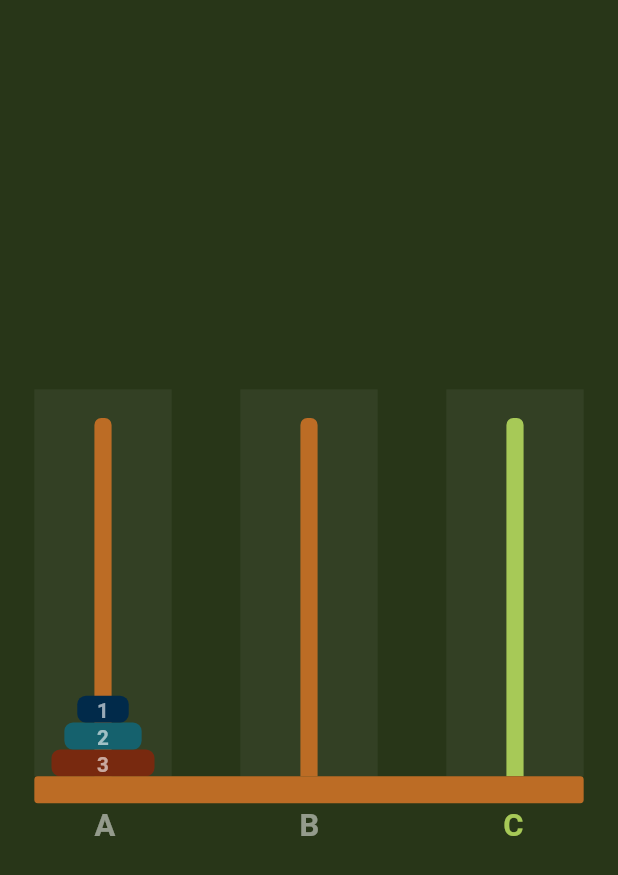
After one commit to Mukul-SB/brain-train-alpha, a Flutter app: the TowerOfHanoi screen opened directly, on a phone screen of 412 x 824 dp. The commit adds this screen. Shown: the top 875 px of the screen. Run offline on Flutter 3.47's test engine with Material 3 defaults, Android fonts, the phone set to English and light mode, and no system bars; our stand-ins replace cached_network_image, chewie, connectivity_plus, country_code_picker, device_info_plus, dio and 13 more; missing offline and left inert: cropperx, google_places_autocomplete_text_field, mobile_device_identifier, open_store, syncfusion_flutter_pdfviewer; accounts and stored records are empty; Roboto replaces fonts that are missing (Poppins).

Commit message:
basic UI and in progress Logic for tower of hanoi game

```diff
--- a/lib/core/constants/color_const.dart
+++ b/lib/core/constants/color_const.dart
@@ -6,6 +6,15 @@ class ColorConst {
 
   static const Color primaryColor = Color(0xff8C74FB);
   static const Color primaryLightColor = Color(0xffAF9EFD);
+  static const Color woodColor = Color(0xffbc6c25);
+  static const List<Color> hanoiDiskColors = [
+    Color(0xff78290f),
+    Color(0xff15616d),
+    Color(0xff012a4a),
+    Color(0xffe29578),
+  ];
+  static const Color hanoiBgColor = Color(0xff283618);
+  static const Color hanoiTextColor = Color(0xffa7c957);
   static const Color greyColor = Color(0xffCBCBCB);
   static const Color blackColor = Color(0xff000000);
   static const Color darkSmokeGray = Color(0x801E1E2C);
--- a/lib/core/utils/enum.dart
+++ b/lib/core/utils/enum.dart
@@ -20,40 +20,24 @@ enum NetworkResultType {
   notFound
 }
 
-enum UserContentType {
-  story,
-  general,
+enum GameName {
+  twinMatch,
+  towerOfHanoi,
 }
 
-enum MediaType { image, video }
-
-enum FilterType {
-  date,
-  time,
-  city,
-  reciter,
-  typeOfEvent,
-  event,
-  age,
-  organization
+enum CurrentHanoiDiskState {
+  neutral,
+  up,
+  slide,
+  down,
 }
 
-enum ImageType {
-  local,
-  network,
+enum HanoiDiskMove {
+  none,
+  upMove,
+  downMove,
+  halfRight,
+  halfLeft,
+  fullRight,
+  fullLeft
 }
-
-enum UserListContentType {
-  blocked,
-  muted,
-}
-
-enum TagUsersPostType {
-  post,
-  offer,
-  event,
-}
-
-enum OfferType { requested, accepted, rejected }
-
-enum GameName { twinMatch, towerOfHanoi }
--- a/lib/features/game_explorer/controllers/game_explorer_controller.dart
+++ b/lib/features/game_explorer/controllers/game_explorer_controller.dart
@@ -2,6 +2,8 @@ import 'package:brain_train_alpha/core/model/ui_model/game_model.dart';
 import 'package:brain_train_alpha/features/game_explorer/games/twin_match/twin_match_screen.dart';
 import 'package:flutter/material.dart';
 import 'package:get/get_state_manager/src/simple/get_controllers.dart';
+
+import '../games/tower_of_hanoi/tower_of_hanoi.dart';
 
 class GameExplorerController extends GetxController {
   final games = [
@@ -11,7 +13,7 @@ class GameExplorerController extends GetxController {
         tileColor: Colors.green.shade50),
     GameModel(
         name: 'Tower of Hanoi',
-        gameScreen: TwinMatchScreen(),
+        gameScreen: TowerOfHanoi(),
         tileColor: Colors.blue.shade50),
   ];
 }
--- /dev/null
+++ b/lib/features/game_explorer/games/tower_of_hanoi/controllers/tower_of_hanoi_controller.dart
@@ -0,0 +1,67 @@
+import 'package:brain_train_alpha/core/basic_features.dart';
+import 'package:brain_train_alpha/core/utils/enum.dart';
+import 'package:flutter/animation.dart';
+
+class TowerOfHanoiController extends GetxController {
+  final List<int> tower1 = [3, 2, 1];
+  final List<int> tower2 = [];
+  final List<int> tower3 = [];
+
+  final CurrentHanoiDiskState currentHanoiDiskState =
+      CurrentHanoiDiskState.neutral;
+
+   HanoiDiskMove diskMove = HanoiDiskMove.none;
+
+  late AnimationController? animationController;
+  late Animation? animation;
+
+  void moveDisk(int from, int to) {
+    if (from == 1) {
+      if (to == 2) {
+        tower2.add(tower1.removeLast());
+      } else {
+        tower3.add(tower1.removeLast());
+      }
+    } else if (from == 2) {
+      if (to == 1) {
+        tower1.add(tower2.removeLast());
+      } else {
+        tower3.add(tower2.removeLast());
+      }
+    } else {
+      if (to == 1) {
+        tower1.add(tower3.removeLast());
+      } else {
+        tower2.add(tower3.removeLast());
+      }
+    }
+    update();
+  }
+
+  double getDiskLeftValue(int i) {
+    if (i == 2 && diskMove == HanoiDiskMove.halfRight) {
+      return Dimensions.w30 -
+          Dimensions.w15 * (3 - i + 1) / 2 +
+          Dimensions.w10 +
+          (animationController!.value * (Get.width / 2 - Dimensions.w60));
+    }
+    if (i == 2 && diskMove == HanoiDiskMove.fullRight) {
+      return Dimensions.w30 -
+          Dimensions.w15 * (3 - i + 1) / 2 +
+          Dimensions.w10 +
+          (animationController!.value * (Get.width - Dimensions.w120));
+    } else {
+      // Default Index 0 Value
+      return Dimensions.w30 - Dimensions.w15 * (3 - i + 1) / 2 + Dimensions.w10;
+    }
+  }
+
+  double getDiskBottomValue(int i) {
+    if (i == 2 && diskMove == HanoiDiskMove.halfRight) {
+      return i * Dimensions.h15 +
+          (animationController!.value * Dimensions.h220);
+    } else {
+      return i * Dimensions.h15;
+    }
+  }
+}
--- /dev/null
+++ b/lib/features/game_explorer/games/tower_of_hanoi/tower_of_hanoi.dart
@@ -0,0 +1,150 @@
+import 'package:brain_train_alpha/core/basic_features.dart';
+import 'package:brain_train_alpha/features/game_explorer/games/tower_of_hanoi/controllers/tower_of_hanoi_controller.dart';
+import 'package:flutter/material.dart';
+
+import '../../../../core/utils/enum.dart';
+
+class TowerOfHanoi extends StatefulWidget {
+  const TowerOfHanoi({super.key});
+
+  @override
+  State<TowerOfHanoi> createState() => _TowerOfHanoiState();
+}
+
+class _TowerOfHanoiState extends State<TowerOfHanoi>
+    with SingleTickerProviderStateMixin {
+  final TowerOfHanoiController controller = Get.put(TowerOfHanoiController());
+
+  @override
+  void initState() {
+    super.initState();
+    controller.animationController =
+        AnimationController(vsync: this, duration: Duration(milliseconds: 300));
+    controller.animation =
+        Tween(begin: 0.0, end: 1.0).animate(controller.animationController!);
+  }
+
+  @override
+  Widget build(BuildContext context) {
+    return Scaffold(
+      backgroundColor: ColorConst.hanoiBgColor,
+      body: Padding(
+        padding: EdgeInsets.all(Dimensions.commonPaddingForScreen),
+        child: Column(
+          mainAxisAlignment: MainAxisAlignment.center,
+          children: [
+            Stack(
+              clipBehavior: Clip.none,
+              children: [
+                Row(
+                  mainAxisAlignment: MainAxisAlignment.spaceBetween,
+                  children: [
+                    // Towers
+                    for (int i = 0; i < 3; i++)
+                      GestureDetector(
+                        onTap: () {
+                          if (i == 0) {
+                            if (!controller.animationController!.isAnimating) {
+                              controller.diskMove = HanoiDiskMove.upMove;
+                              controller.animationController!.forward().then(
+                                    (value) =>
+                                        controller.animationController?.reset,
+                                  );
+                            }
+                          } else if (i == 1) {
+                          } else {
+                            if (kDebugMode) {
+                              if (!controller
+                                  .animationController!.isAnimating) {
+                                controller.animationController!.forward().then(
+                                      (value) =>
+                                          controller.animationController?.reset,
+                                    );
+                              }
+                            }
+                          }
+                        },
+                        child: Container(
+                          color: Colors.white.withOpacity(0.05),
+                          width: Dimensions.w80,
+                          height: Dimensions.h216,
+                          child: Align(
+                            alignment: Alignment.bottomCenter,
+                            child: Container(
+                              height: Dimensions.h200,
+                              width: Dimensions.w10,
+                              decoration: BoxDecoration(
+                                borderRadius: BorderRadius.only(
+                                  topLeft: Radius.circular(Dimensions.r4),
+                                  topRight: Radius.circular(Dimensions.r4),
+                                ),
+                                color: i == 2
+                                    ? ColorConst.hanoiTextColor
+                                    : ColorConst.woodColor,
+                              ),
+                            ),
+                          ),
+                        ),
+                      )
+                  ],
+                ),
+
+                // Disks
+                for (int i = 0; i < 3; i++)
+                  AnimatedBuilder(
+                    animation: controller.animationController!,
+                    builder: (context, child) => Positioned(
+                      bottom: controller.getDiskBottomValue(i),
+                      left: controller.getDiskLeftValue(i),
+                      child: Container(
+                        width: Dimensions.w15 * (3 - i + 1),
+                        height: Dimensions.h15,
+                        decoration: BoxDecoration(
+                          color: ColorConst.hanoiDiskColors[i],
+                          borderRadius: BorderRadius.circular(Dimensions.r5),
+                        ),
+                        child: Text(
+                          "${3 - i}",
+                          textAlign: TextAlign.center,
+                          style: fontStyleSemiBold12.copyWith(
+                              color: ColorConst.whiteColor.withOpacity(0.6)),
+                        ),
+                      ),
+                    ),
+                  ),
+              ],
+            ),
+            Container(
+              height: Dimensions.h15,
+              decoration: BoxDecoration(
+                color: ColorConst.woodColor,
+                borderRadius: BorderRadius.circular(Dimensions.r2),
+              ),
+            ),
+            Padding(
+              padding: EdgeInsets.symmetric(horizontal: Dimensions.w35),
+              child: Row(
+                mainAxisAlignment: MainAxisAlignment.spaceBetween,
+                children: [
+                  for (int i = 0; i < 3; i++)
+                    Text(
+                      i == 0
+                          ? "A"
+                          : i == 1
+                              ? "B"
+                              : "C",
+                      style: fontStyleSemiBold18.copyWith(
+                        color: i == 2
+                            ? ColorConst.hanoiTextColor
+                            : Colors.white.withOpacity(0.5),
+                      ),
+                    ),
+                ],
+              ),
+            )
+          ],
+        ),
+      ),
+    );
+  }
+}
```
Also changed, not shown: lib/core/utils/app_utils.dart (+7 -5 lines), 2 other files.
